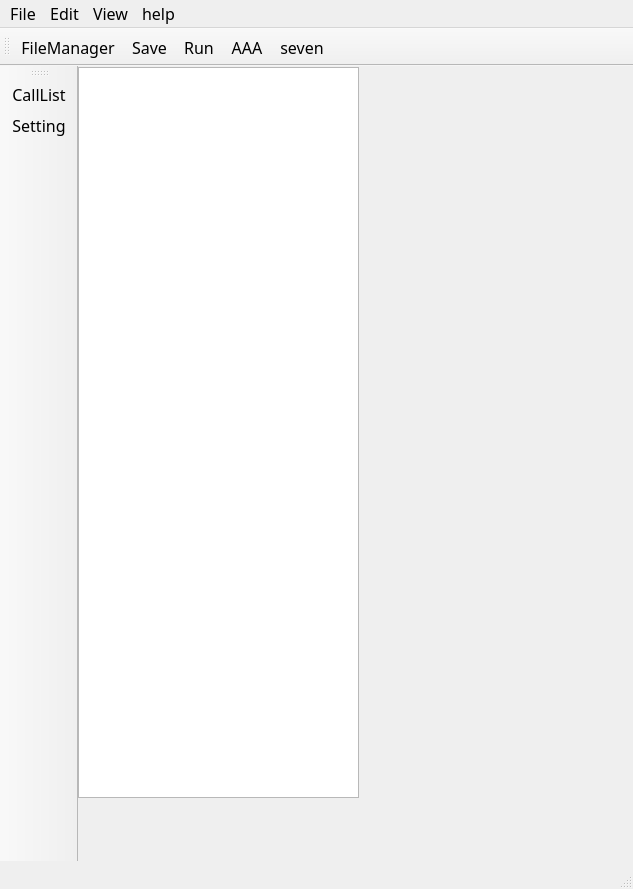
The window that EX/20240909_ap_yolo/main_win.ui (garyhsieh15/pyside6) describes before a commit, drawn with Qt 5.
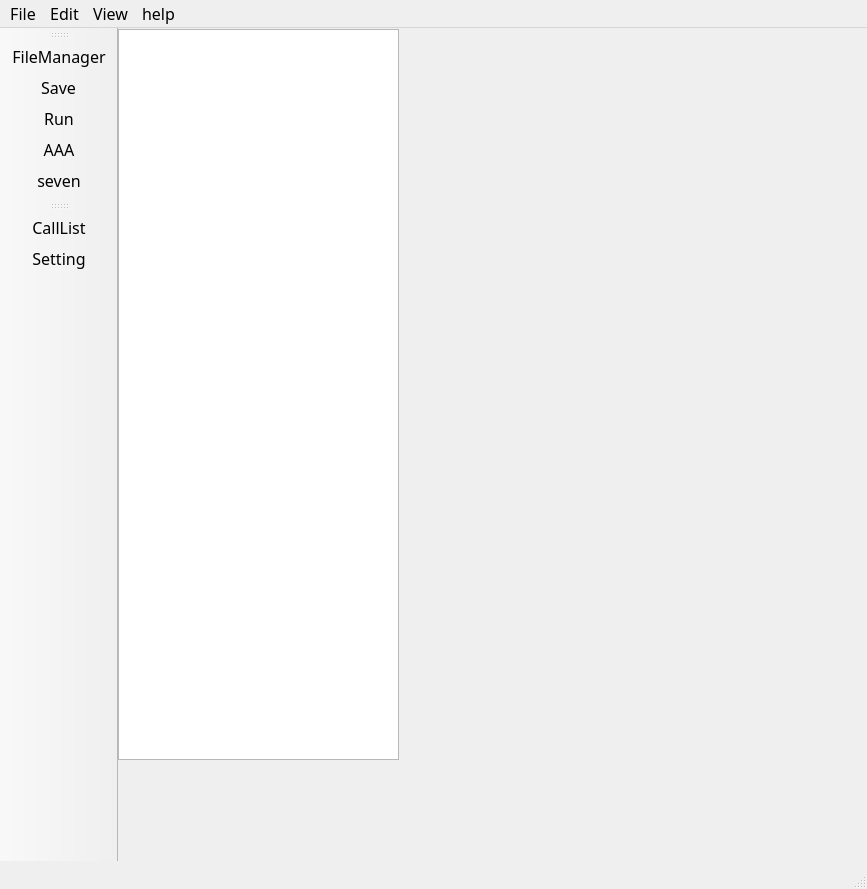
The same window after the commit. Icons and pictures are not drawn.

Patch:
```diff
--- a/EX/20240909_ap_yolo/main_win.ui
+++ b/EX/20240909_ap_yolo/main_win.ui
@@ -6,7 +6,7 @@
    <rect>
     <x>0</x>
     <y>0</y>
-    <width>633</width>
+    <width>867</width>
     <height>889</height>
    </rect>
   </property>
@@ -45,8 +45,8 @@
     <rect>
      <x>0</x>
      <y>0</y>
-     <width>633</width>
-     <height>26</height>
+     <width>867</width>
+     <height>31</height>
     </rect>
    </property>
    <property name="font">
@@ -105,7 +105,7 @@
     <string>toolBar</string>
    </property>
    <attribute name="toolBarArea">
-    <enum>TopToolBarArea</enum>
+    <enum>LeftToolBarArea</enum>
    </attribute>
    <attribute name="toolBarBreak">
     <bool>false</bool>
```
